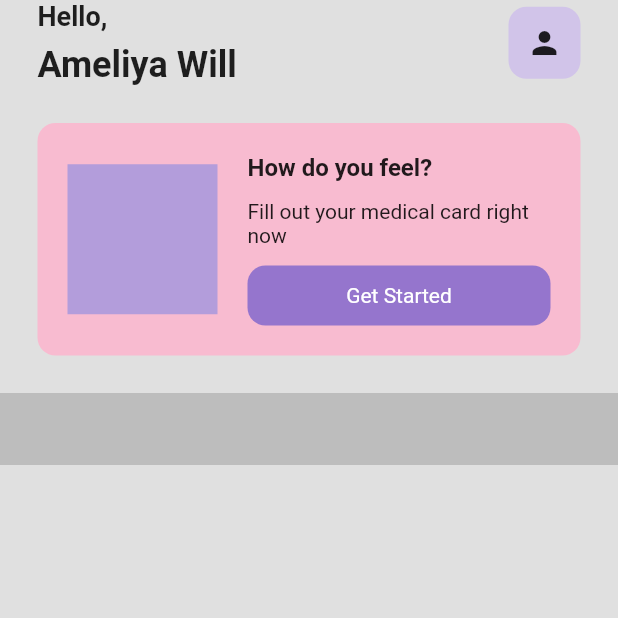
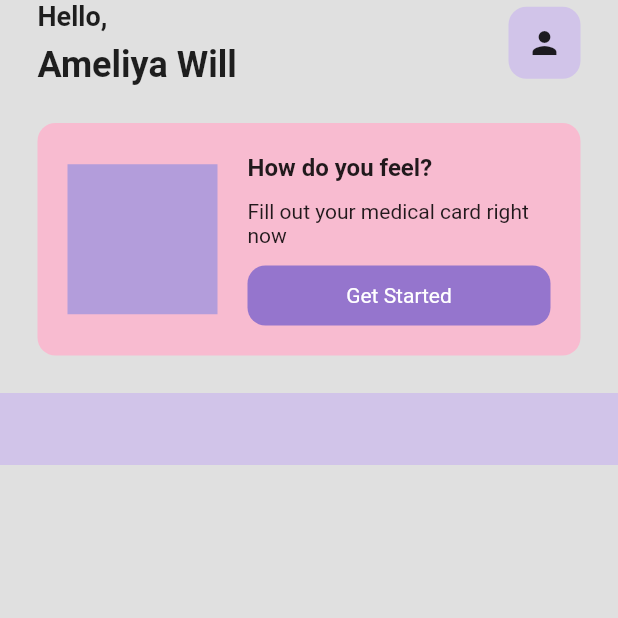
Before and after one commit to Chathu12345/Medical_App_UI_Flutter, a Flutter app: the screen it shows after launch, on a phone screen of 412 x 824 dp, the top half of it. Run offline on Flutter 3.47's test engine with Material 2 defaults, Android fonts, the light colour scheme and no system bars.

Commit message:
did changes

```diff
--- a/lib/pages/home_page.dart
+++ b/lib/pages/home_page.dart
@@ -126,7 +126,7 @@ class _HomePageState extends State<HomePage> {
 
             //search bar
             Container(
-              decoration: BoxDecoration(color: Colors.grey[400]),
+              decoration: BoxDecoration(color: Colors.deepPurple[100]),
               child: TextField(
                 decoration: InputDecoration(
                   border: InputBorder.none,
```
